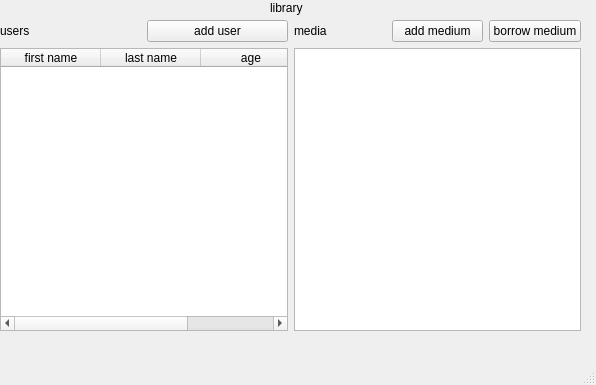
Before: the Qt Designer form mainwindow.ui in alexinatra2/prog2-beleg-qt, drawn with Qt 5.
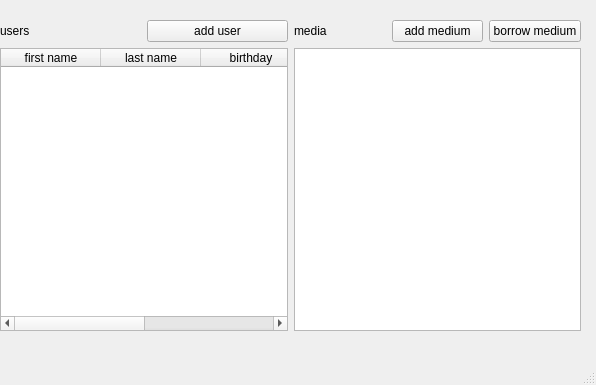
After: the same form once the commit is applied.

Commit message: ADD added remove user button

Patch:
```diff
--- a/mainwindow.ui
+++ b/mainwindow.ui
@@ -58,7 +58,12 @@
          </column>
          <column>
           <property name="text">
-           <string>age</string>
+           <string>birthday</string>
+          </property>
+         </column>
+         <column>
+          <property name="text">
+           <string>options</string>
           </property>
          </column>
         </widget>
@@ -99,19 +104,6 @@
      </item>
     </layout>
    </widget>
-   <widget class="QLabel" name="titleLabel">
-    <property name="geometry">
-     <rect>
-      <x>270</x>
-      <y>0</y>
-      <width>49</width>
-      <height>16</height>
-     </rect>
-    </property>
-    <property name="text">
-     <string>library</string>
-    </property>
-   </widget>
   </widget>
   <widget class="QMenuBar" name="menubar">
    <property name="geometry">
```
The commit also changes 4 other files.
